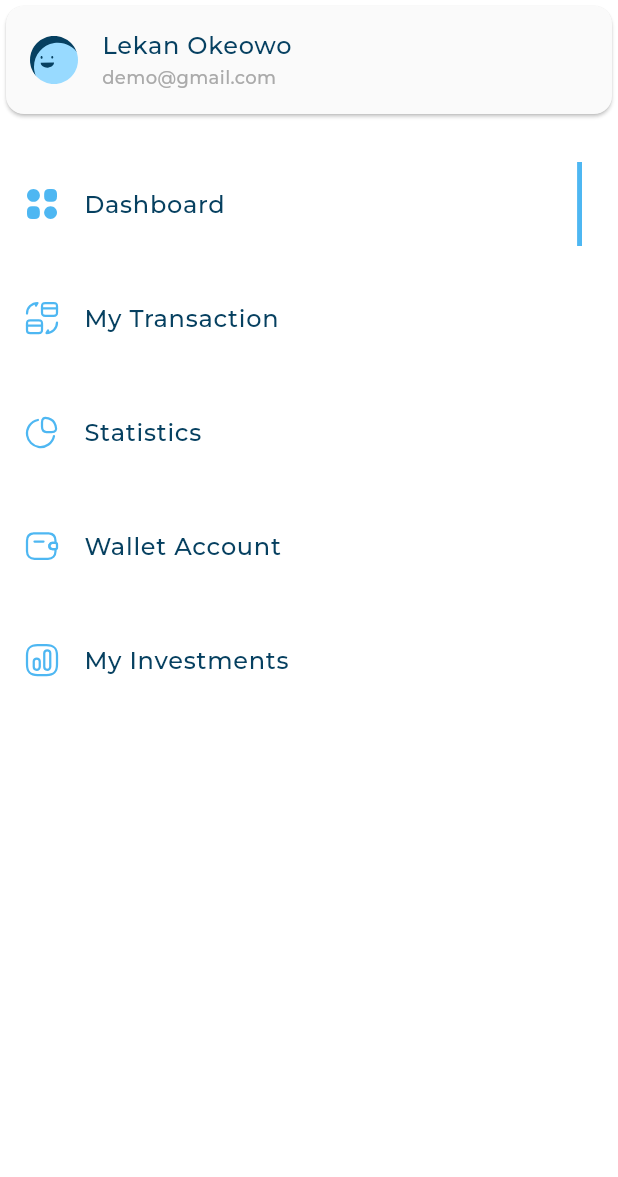
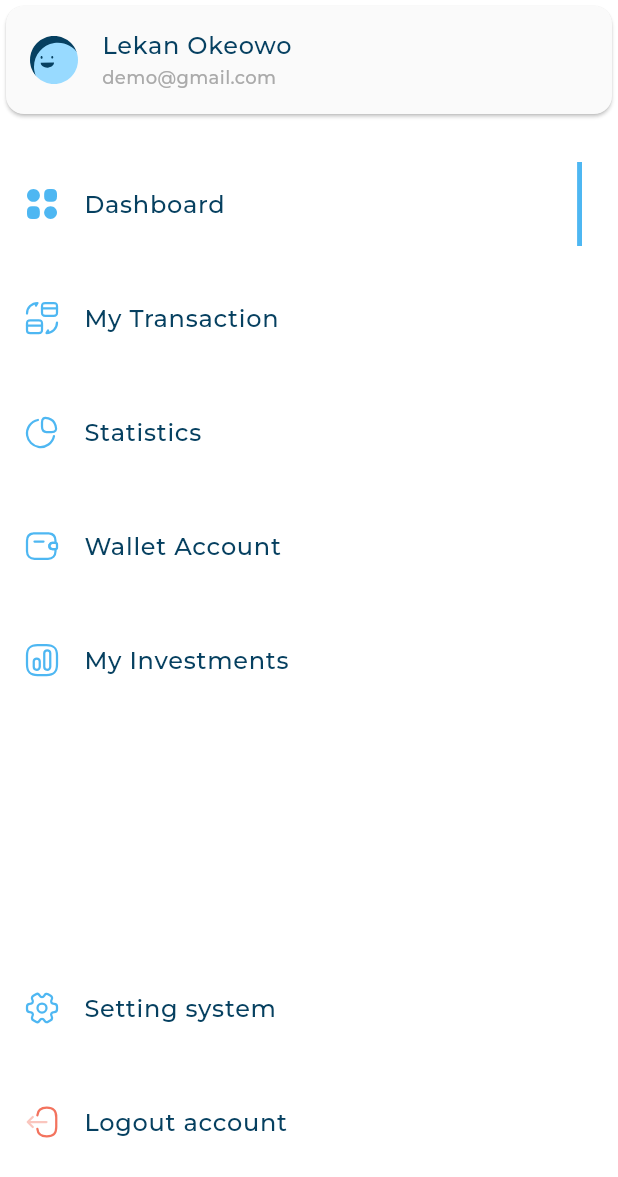
Before and after one commit to x00Adham/adaptive_dashboard, a Flutter app: the DesktopLayout screen opened directly, on a phone screen of 412 x 824 dp. Shown: the top 1177 px of the screen. Run offline on Flutter 3.47's test engine with Material 3 defaults, Android fonts, the phone set to English and light mode, and no system bars; our stand-ins replace flutter_svg; project files that could hold a hidden picture were left out.

Commit message:
improved layout and performance

```diff
--- a/lib/widget/custom_drawer.dart
+++ b/lib/widget/custom_drawer.dart
@@ -1,4 +1,6 @@
+import 'package:adaptive_dashboard/model/drawer_item_model.dart';
 import 'package:adaptive_dashboard/utils/app_images.dart';
+import 'package:adaptive_dashboard/widget/drawer_item_widget.dart';
 import 'package:adaptive_dashboard/widget/listview_drawer_item.dart';
 import 'package:adaptive_dashboard/widget/user_info_list_tile.dart';
 import 'package:flutter/material.dart';
@@ -10,15 +12,40 @@ class CustomDrawer extends StatelessWidget {
   Widget build(BuildContext context) {
     return Container(
       color: Colors.white,
-      child: Column(
-        children: [
-          const UserInfoListTile(
-            name: 'Lekan Okeowo',
-            email: 'demo@gmail.com',
-            avatar: Assets.assetsImagesAvatar3,
+      child: CustomScrollView(
+        slivers: [
+          SliverToBoxAdapter(
+            child: const UserInfoListTile(
+              name: 'Lekan Okeowo',
+              email: 'demo@gmail.com',
+              avatar: Assets.assetsImagesAvatar3,
+            ),
           ),
-          SizedBox(height: 8),
+          SliverToBoxAdapter(child: SizedBox(height: 8)),
           ListviewDrawerItem(),
+
+          SliverFillRemaining(
+            hasScrollBody: false,
+            child: Column(
+              children: [
+                Expanded(child: SizedBox()),
+                InActiveListTile(
+                  drawerItemModel: DrawerItemModel(
+                    image: Assets.assetsImagesSettings,
+                    title: "Setting system",
+                  ),
+                ),
+                SizedBox(height: 20),
+                InActiveListTile(
+                  drawerItemModel: DrawerItemModel(
+                    image: Assets.assetsImagesLogout,
+                    title: "Logout account",
+                  ),
+                ),
+                SizedBox(height: 48),
+              ],
+            ),
+          ),
         ],
       ),
     );
--- a/lib/widget/listview_drawer_item.dart
+++ b/lib/widget/listview_drawer_item.dart
@@ -1,4 +1,3 @@
-import 'dart:developer';
 
 import 'package:adaptive_dashboard/model/drawer_item_model.dart';
 import 'package:adaptive_dashboard/utils/app_images.dart';
@@ -33,9 +32,8 @@ class _ListviewDrawerItemState extends State<ListviewDrawerItem> {
   @override
   Widget build(BuildContext context) {
     return Expanded(
-      child: ListView.builder(
-        shrinkWrap: true,
-        physics: NeverScrollableScrollPhysics(),
+      child: SliverList.builder(
+
         itemCount: ListviewDrawerItem.drawerItems.length,
         itemBuilder: (context, index) {
           return Padding(
```
